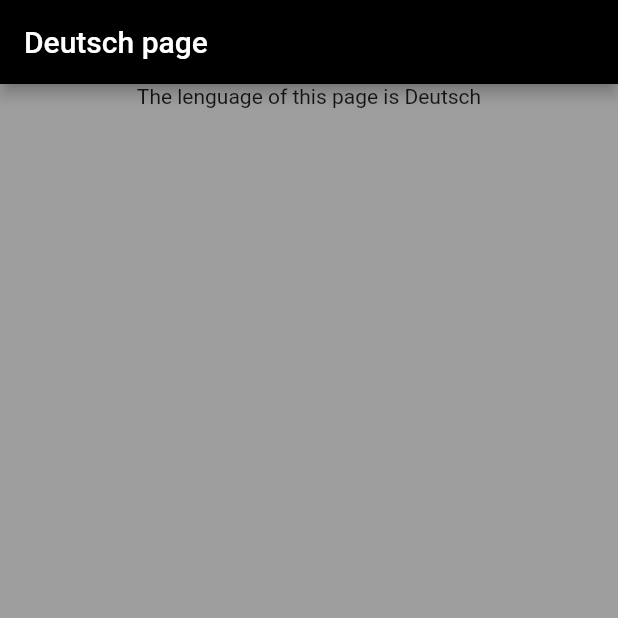
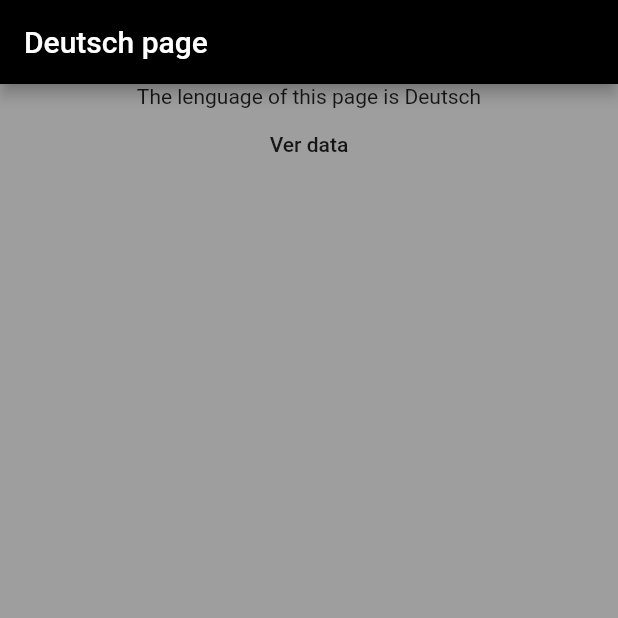
Before and after one commit to jaimecuellar14/flutter-app, a Flutter app: the screen it shows after launch, after a tap on "Deutsch", on a phone screen of 412 x 824 dp, the top half of it. Run offline on Flutter 3.47's test engine with Material 2 defaults, Android fonts, the phone set to English and light mode, and no system bars; missing offline and left inert: country_icons.

Commit message:
Getting the bikes data from assets

```diff
--- a/lib/main.dart
+++ b/lib/main.dart
@@ -17,7 +17,7 @@ class Router{
         return MaterialPageRoute(builder: (_)=> Home());
       case '/bikes':
         var data = settings.arguments as String;
-        return MaterialPageRoute(builder: (_) => BikeState(data));
+        return MaterialPageRoute(builder: (_) => Bikes(data));
       default:
         return MaterialPageRoute(
           builder: (_)=> Scaffold(
--- a/lib/pages/bikes.dart
+++ b/lib/pages/bikes.dart
@@ -1,21 +1,44 @@
+import 'dart:convert';
+
 import 'package:flutter/cupertino.dart';
 import 'package:flutter/material.dart';
+import 'package:flutter/services.dart';
 
-class BikeState extends StatefulWidget{
+class Bikes extends StatefulWidget{
   final String data;
-
-  BikeState(this.data);
+  Bikes(this.data);
   @override
   State<StatefulWidget> createState() {
     // TODO: implement createState
-    return new Bikes(data);
+    return new BikesState(data);
   }
 
 }
 
-class Bikes extends State<BikeState>{
+class BikesState extends State<Bikes>{
   final String data;
-  Bikes(this.data);
+  BikesState(this.data);
+  dynamic bikeData;
+  loadBikesData() async {
+    String data = await rootBundle.loadString('lib/assets/ISBikesData.json');
+    List<dynamic> jsonResult = json.decode(data);
+
+    //print(jsonResult);
+    setState((){
+      bikeData = jsonResult;
+    });
+  }
+  @override
+  void initState(){
+    super.initState();
+    WidgetsBinding.instance.addPostFrameCallback((_) async {
+      await loadBikesData();
+    });
+  }
+
+  void printData(){
+    print(bikeData[0]);
+  }
   @override
   Widget build(BuildContext context) {
     // TODO: implement build
@@ -31,6 +54,9 @@ class Bikes extends State<BikeState>{
         child: Column(
           children: <Widget>[
             Text("The lenguage of this page is ${data}"),
+            FlatButton(
+              onPressed: (){printData();}, child: Text("Ver data"),
+            )
           ],
         ),
       )
--- a/lib/pages/home.dart
+++ b/lib/pages/home.dart
@@ -1,4 +1,6 @@
 import 'package:flutter/material.dart';
+import 'package:country_icons/country_icons.dart';
+
 
 class Home extends StatelessWidget{
   @override
--- a/pubspec.yaml
+++ b/pubspec.yaml
@@ -17,6 +17,7 @@ environment:
   sdk: ">=2.1.0 <3.0.0"
 
 dependencies:
+  country_icons: ^1.1.1
   flutter:
     sdk: flutter
 
@@ -34,7 +35,8 @@ dev_dependencies:
 
 # The following section is specific to Flutter.
 flutter:
-
+  assets:
+    - lib/assets/ISBikesData.json
   # The following line ensures that the Material Icons font is
   # included with your application, so that you can use the icons in
   # the material Icons class.
@@ -44,6 +46,7 @@ flutter:
   # assets:
   #  - images/a_dot_burr.jpeg
   #  - images/a_dot_ham.jpeg
+
 
   # An image asset can refer to one or more resolution-specific "variants", see
   # https://flutter.dev/assets-and-images/#resolution-aware.
```
Also changed, not shown: lib/assets/ISBikesData.json (added, +42 -0 lines), pubspec.lock.
